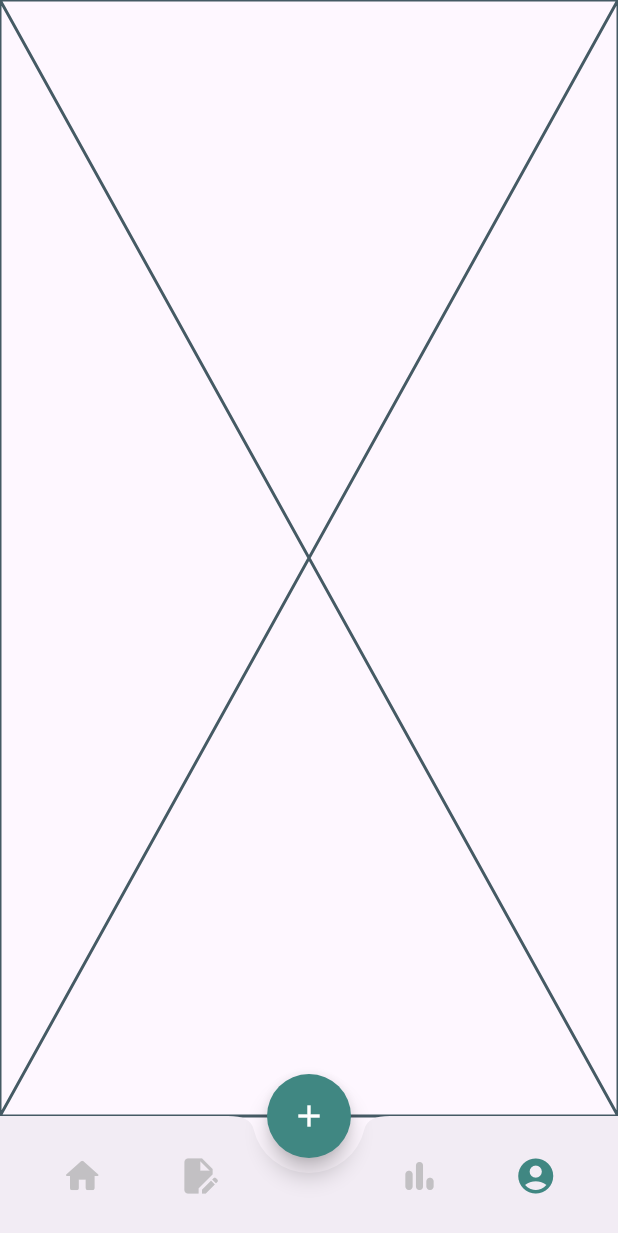
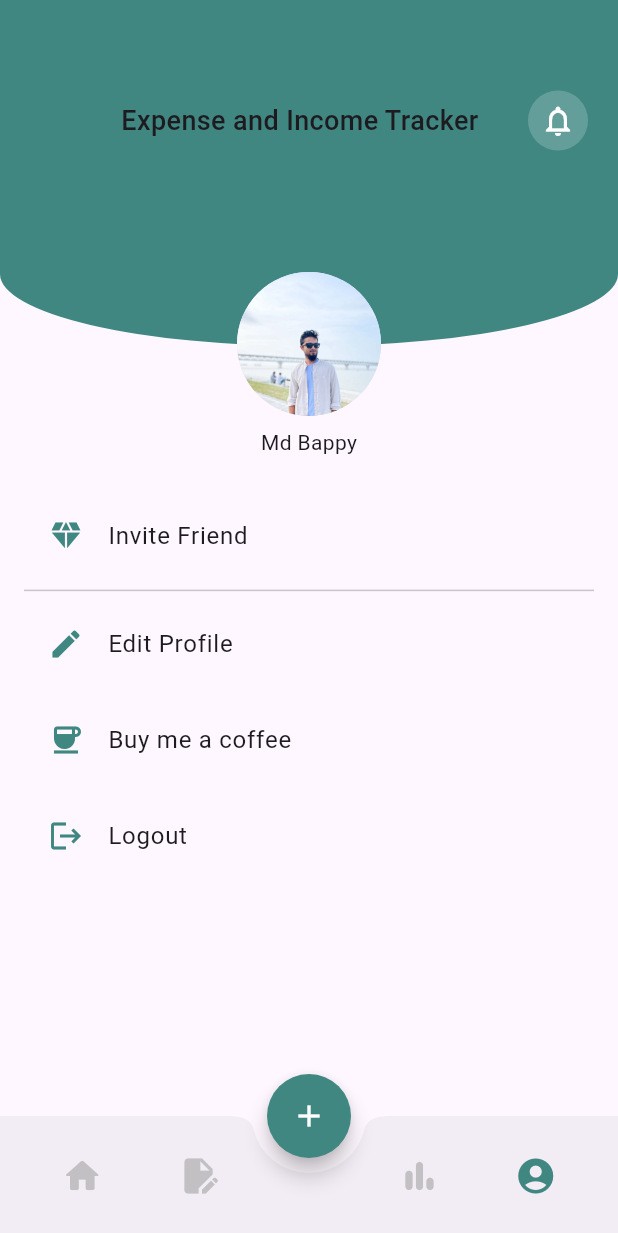
Before and after one commit to mdbappy21/Expense_Income, a Flutter app: the screen it shows after launch, item 4 of the bottom bar chosen, on a phone screen of 412 x 824 dp. Shown: the top 1233 px of the screen. Run offline on Flutter 3.47's test engine with Material 3 defaults, Android fonts, the phone set to English and light mode, and no system bars.

Commit message:
Profile screen design

```diff
--- a/lib/presentation/ui/screen/profile_screen.dart
+++ b/lib/presentation/ui/screen/profile_screen.dart
@@ -1,3 +1,4 @@
+import 'package:expense_income/presentation/ui/utils/app_colors.dart';
 import 'package:flutter/material.dart';
 
 class ProfileScreen extends StatelessWidget {
@@ -5,6 +6,117 @@ class ProfileScreen extends StatelessWidget {
 
   @override
   Widget build(BuildContext context) {
-    return const Placeholder();
+    Size size = MediaQuery.of(context).size;
+    return Scaffold(
+      body: SafeArea(
+        child:Column(
+          children: [
+            Stack(
+              clipBehavior: Clip.none,
+              children: [
+                _buildTop(size),
+                _buildProfile(size),
+              ],
+            ),
+            SizedBox(height: size.height*.12),
+            Padding(
+              padding: const EdgeInsets.symmetric(horizontal: 16),
+              child: Column(
+                children: [
+                  ListTile(
+                    title: Text('Invite Friend'),
+                    leading: Icon(Icons.diamond,color: AppColors.themeColor,),
+                  ),
+                  Divider(),
+                  ListTile(
+                    title: Text('Edit Profile'),
+                    leading: Icon(Icons.edit,color: AppColors.themeColor,),
+                  ),
+                  const SizedBox(height: 8),
+                  ListTile(
+                    title: Text('Buy me a coffee'),
+                    leading: Icon(Icons.coffee,color: AppColors.themeColor,),
+                  ),
+                  const SizedBox(height: 8),
+                  ListTile(
+                    title: Text('Logout'),
+                    leading: Icon(Icons.logout,color: AppColors.themeColor,),
+                  ),
+                ],
+              ),
+            ),
+          ],
+        ),
+      ),
+    );
+  }
+
+
+  Widget _buildTop(Size size) {
+    return Container(
+      width: double.infinity,
+      height: size.height * .28,
+      padding: const EdgeInsets.only(
+        left: 48,
+        right: 20,
+        top: 20,
+        bottom: 90,
+      ),
+      decoration: const BoxDecoration(
+        color: AppColors.themeColor,
+        borderRadius: BorderRadius.only(
+          bottomLeft: Radius.elliptical(300, 70),
+          bottomRight: Radius.elliptical(300, 70),
+        ),
+      ),
+      child: Row(
+        mainAxisAlignment: .spaceBetween,
+        children: [
+          Expanded(
+            child: Text('Expense and Income Tracker',
+              style: TextStyle(
+                fontSize: 18,
+                fontWeight: .w500,
+              ),
+              softWrap: true,
+              maxLines: 2,
+              textAlign: .center,
+            ),
+          ),
+          _buildNotification(),
+        ],
+      ),
+    );
+  }
+  Widget _buildNotification() {
+    return Container(
+      width: 40,
+      height: 40,
+      decoration: BoxDecoration(
+        color: Colors.white.withAlpha(48),
+        borderRadius: BorderRadius.circular(24),
+      ),
+      child: const Icon(
+        Icons.notifications_none,
+        color: Colors.white,
+      ),
+    );
+  }
+  Widget _buildProfile(Size size) {
+    return Positioned(
+      left: 24,
+      right: 24,
+      top: size.height *.22,
+      child: Column(
+        children: [
+          CircleAvatar(
+            backgroundImage:AssetImage('assets/images/img.png'),
+            radius: 48,
+          ),
+          const SizedBox(height: 8),
+          Text('Md Bappy'),
+        ],
+      )
+    );
   }
 }
```
Also changed, not shown: pubspec.yaml (+4 -48 lines), assets/images/img.png (added), 1 other file.
